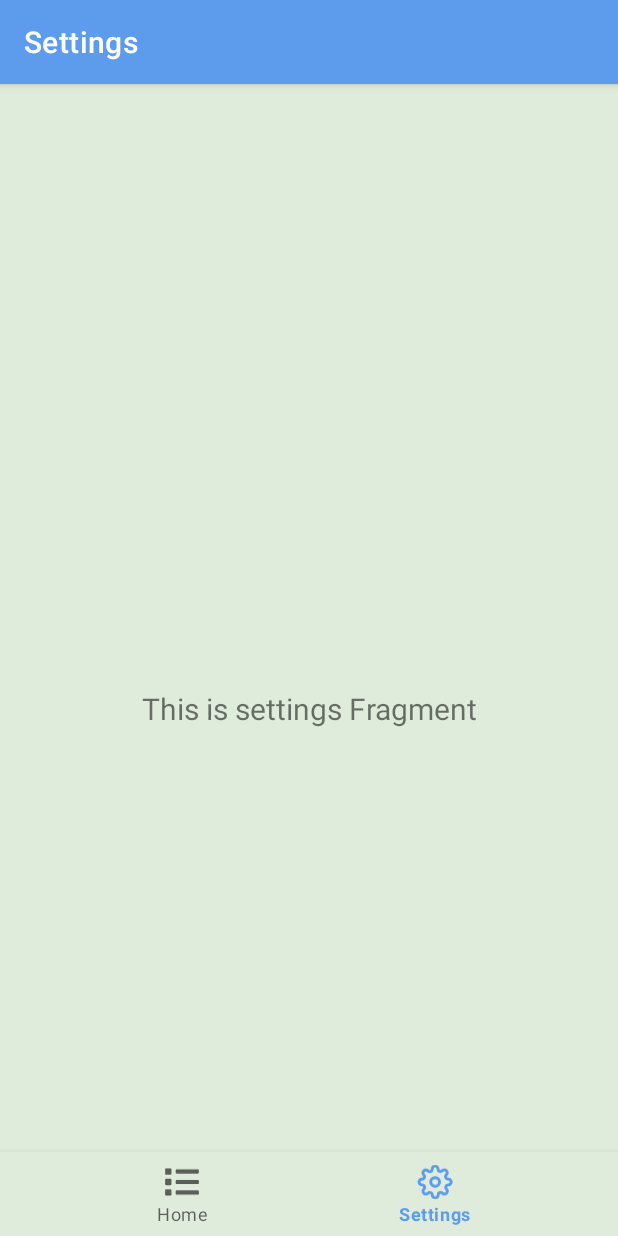
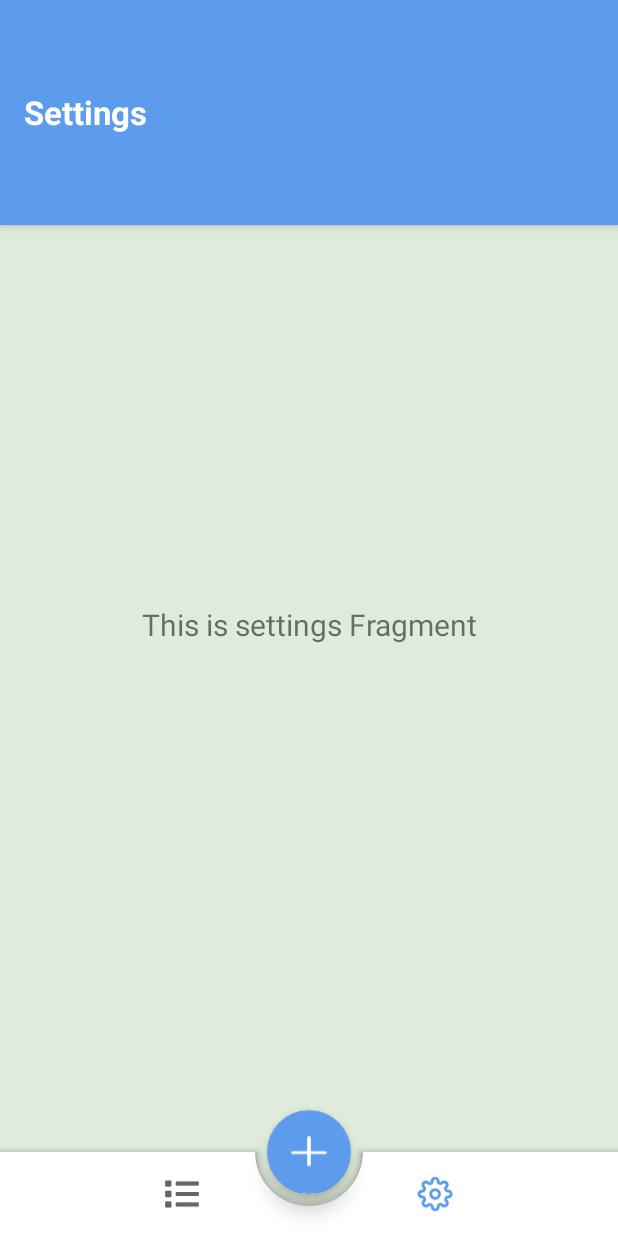
Before and after one commit to Menna120/ToDo, an Android app: the screen it shows after launch (MainActivity), item 2 of the bottom bar chosen, on a phone screen of 412 x 824 dp. Run offline under Robolectric (Android 15) with nearby library versions, the phone set to English and light mode, and no system bars; our stand-ins replace navigation-ui.

Commit message:
feat: Implement Material You design for MainActivity
- Updated `MainActivity.kt` to use `NavHostFragment` for navigation and set up the action bar with `Toolbar`.
- Modified `activity_main.xml` layout:
    - Changed root layout to `CoordinatorLayout`.
    - Added `AppBarLayout` with `Toolbar`.
    - Replaced `BottomNavigationView` with `BottomAppBar` and a nested `BottomNavigationView`.
    - Added a `FloatingActionButton` anchored to the `BottomAppBar`.
- Updated string resources:
    - Changed `title_home` to "To Do List".
    - Added `add_task` string.
- Updated themes in `themes.xml` and `values-night/themes.xml`:
    - Changed parent theme to `Theme.MaterialComponents.DayNight.NoActionBar`.
    - Adjusted color attributes for primary, background, and surface.
    - Added new styles: `FabWithBorder` for the `FloatingActionButton` and `TextAppearance.App.ToolbarTitle` for the toolbar title.

```diff
--- a/app/src/main/java/com/example/todo/MainActivity.kt
+++ b/app/src/main/java/com/example/todo/MainActivity.kt
@@ -3,35 +3,30 @@ package com.example.todo
 import android.os.Bundle
 import androidx.appcompat.app.AppCompatActivity
 import androidx.core.splashscreen.SplashScreen.Companion.installSplashScreen
-import androidx.navigation.findNavController
+import androidx.navigation.fragment.NavHostFragment
 import androidx.navigation.ui.AppBarConfiguration
 import androidx.navigation.ui.setupActionBarWithNavController
 import androidx.navigation.ui.setupWithNavController
 import com.example.todo.databinding.ActivityMainBinding
-import com.google.android.material.bottomnavigation.BottomNavigationView
 
 class MainActivity : AppCompatActivity() {
-
     private lateinit var binding: ActivityMainBinding
 
     override fun onCreate(savedInstanceState: Bundle?) {
         super.onCreate(savedInstanceState)
         installSplashScreen()
-
         binding = ActivityMainBinding.inflate(layoutInflater)
         setContentView(binding.root)
 
-        val navView: BottomNavigationView = binding.navView
+        val navHostFragment =
+            supportFragmentManager.findFragmentById(R.id.nav_host_fragment_activity_main) as NavHostFragment
+        val navController = navHostFragment.navController
 
-        val navController = findNavController(R.id.nav_host_fragment_activity_main)
-        // Passing each menu ID as a set of Ids because each
-        // menu should be considered as top level destinations.
-        val appBarConfiguration = AppBarConfiguration(
-            setOf(
-                R.id.navigation_home, R.id.navigation_settings
-            )
-        )
+        setSupportActionBar(binding.toolbar)
+        val appBarConfiguration =
+            AppBarConfiguration(setOf(R.id.navigation_home, R.id.navigation_settings))
+
         setupActionBarWithNavController(navController, appBarConfiguration)
-        navView.setupWithNavController(navController)
+        binding.bottomNavView.setupWithNavController(navController)
     }
 }
--- a/app/src/main/res/layout/activity_main.xml
+++ b/app/src/main/res/layout/activity_main.xml
@@ -1,33 +1,59 @@
 <?xml version="1.0" encoding="utf-8"?>
-<androidx.constraintlayout.widget.ConstraintLayout xmlns:android="http://schemas.android.com/apk/res/android"
+<androidx.coordinatorlayout.widget.CoordinatorLayout xmlns:android="http://schemas.android.com/apk/res/android"
     xmlns:app="http://schemas.android.com/apk/res-auto"
-    android:id="@+id/container"
     android:layout_width="match_parent"
     android:layout_height="match_parent"
-    android:paddingTop="?attr/actionBarSize">
+    android:background="?attr/android:windowBackground">
 
-    <com.google.android.material.bottomnavigation.BottomNavigationView
-        android:id="@+id/nav_view"
-        android:layout_width="0dp"
-        android:layout_height="wrap_content"
-        android:layout_marginStart="0dp"
-        android:layout_marginEnd="0dp"
-        android:background="?android:attr/windowBackground"
-        app:layout_constraintBottom_toBottomOf="parent"
-        app:layout_constraintLeft_toLeftOf="parent"
-        app:layout_constraintRight_toRightOf="parent"
-        app:menu="@menu/bottom_nav_menu" />
+    <com.google.android.material.appbar.AppBarLayout
+        android:id="@+id/appbar"
+        android:layout_width="match_parent"
+        android:layout_height="150dp">
 
-    <fragment
+        <androidx.appcompat.widget.Toolbar
+            android:id="@+id/toolbar"
+            android:layout_width="match_parent"
+            android:layout_height="match_parent"
+            android:background="?attr/colorPrimary"
+            app:title="@string/app_name"
+            app:titleTextAppearance="@style/TextAppearance.App.ToolbarTitle"
+            app:titleTextColor="?attr/colorOnPrimary" />
+    </com.google.android.material.appbar.AppBarLayout>
+
+    <androidx.fragment.app.FragmentContainerView
         android:id="@+id/nav_host_fragment_activity_main"
         android:name="androidx.navigation.fragment.NavHostFragment"
         android:layout_width="match_parent"
         android:layout_height="match_parent"
         app:defaultNavHost="true"
-        app:layout_constraintBottom_toTopOf="@id/nav_view"
-        app:layout_constraintLeft_toLeftOf="parent"
-        app:layout_constraintRight_toRightOf="parent"
-        app:layout_constraintTop_toTopOf="parent"
         app:navGraph="@navigation/mobile_navigation" />
 
-</androidx.constraintlayout.widget.ConstraintLayout>
+    <com.google.android.material.floatingactionbutton.FloatingActionButton
+        style="@style/FabWithBorder"
+        android:layout_width="wrap_content"
+        android:layout_height="wrap_content"
+        android:contentDescription="@string/add_task"
+        android:src="@drawable/ic_add"
+        app:elevation="8dp"
+        app:layout_anchor="@id/todo_bottom_app_bar" />
+
+    <com.google.android.material.bottomappbar.BottomAppBar
+        android:id="@+id/todo_bottom_app_bar"
+        android:layout_width="match_parent"
+        android:layout_height="wrap_content"
+        android:layout_gravity="bottom"
+        android:background="?attr/colorSurface"
+        app:contentInsetStart="0dp"
+        app:fabCradleMargin="8dp"
+        app:fabCradleRoundedCornerRadius="0dp">
+
+        <com.google.android.material.bottomnavigation.BottomNavigationView
+            android:id="@+id/bottom_nav_view"
+            android:layout_width="match_parent"
+            android:layout_height="match_parent"
+            android:background="@android:color/transparent"
+            app:elevation="0dp"
+            app:labelVisibilityMode="unlabeled"
+            app:menu="@menu/bottom_nav_menu" />
+    </com.google.android.material.bottomappbar.BottomAppBar>
+</androidx.coordinatorlayout.widget.CoordinatorLayout>
--- a/app/src/main/res/values-night/themes.xml
+++ b/app/src/main/res/values-night/themes.xml
@@ -1,10 +1,10 @@
 <resources>
     <!-- Base application theme. -->
-    <style name="Theme.ToDo" parent="Theme.MaterialComponents.DayNight.DarkActionBar">
+    <style name="Theme.ToDo" parent="Theme.MaterialComponents.DayNight.NoActionBar">
         <item name="colorPrimary">@color/blue</item>
-        <item name="colorOnPrimary">@color/dark_gray</item>
-        <item name="colorSurface">@color/navy</item>
-        <item name="colorOnBackground">@color/blue_gray</item>
+        <item name="colorOnPrimary">@color/white</item>
+        <item name="android:colorBackground">@color/navy</item>
+        <item name="colorSurface">@color/blue_gray</item>
 
         <item name="android:statusBarColor">?attr/colorPrimary</item>
         <item name="android:windowBackground">@color/navy</item>
--- a/app/src/main/res/values/strings.xml
+++ b/app/src/main/res/values/strings.xml
@@ -1,5 +1,6 @@
 <resources>
     <string name="app_name">ToDo</string>
-    <string name="title_home">Home</string>
+    <string name="title_home">To Do List</string>
     <string name="title_settings">Settings</string>
+    <string name="add_task">Add Task</string>
 </resources>
--- a/app/src/main/res/values/themes.xml
+++ b/app/src/main/res/values/themes.xml
@@ -1,12 +1,25 @@
 <resources>
     <!-- Base application theme. -->
-    <style name="Theme.ToDo" parent="Theme.MaterialComponents.DayNight.DarkActionBar">
+    <style name="Theme.ToDo" parent="Theme.MaterialComponents.DayNight.NoActionBar">
         <item name="colorPrimary">@color/blue</item>
-        <item name="colorOnPrimary">@color/dark_gray</item>
-        <item name="colorSurface">@color/light_green</item>
-        <item name="colorOnBackground">@color/white</item>
+        <item name="colorOnPrimary">@color/white</item>
+        <item name="android:colorBackground">@color/light_green</item>
+        <item name="colorSurface">@color/white</item>
 
         <item name="android:statusBarColor">?attr/colorPrimary</item>
         <item name="android:windowBackground">@color/light_green</item>
     </style>
+
+    <style name="FabWithBorder" parent="Widget.MaterialComponents.FloatingActionButton">
+        <item name="backgroundTint">?attr/colorPrimary</item>
+        <item name="tint">?attr/colorOnPrimary</item>
+        <item name="strokeColor">?attr/colorSurface</item>
+        <item name="strokeWidth">2dp</item>
+    </style>
+
+    <style name="TextAppearance.App.ToolbarTitle" parent="TextAppearance.Material3.TitleLarge">
+        <item name="android:fontFamily">@font/poppins_bold</item>
+        <item name="android:textSize">22sp</item>
+        <item name="android:textStyle">bold</item>
+    </style>
 </resources>
```
